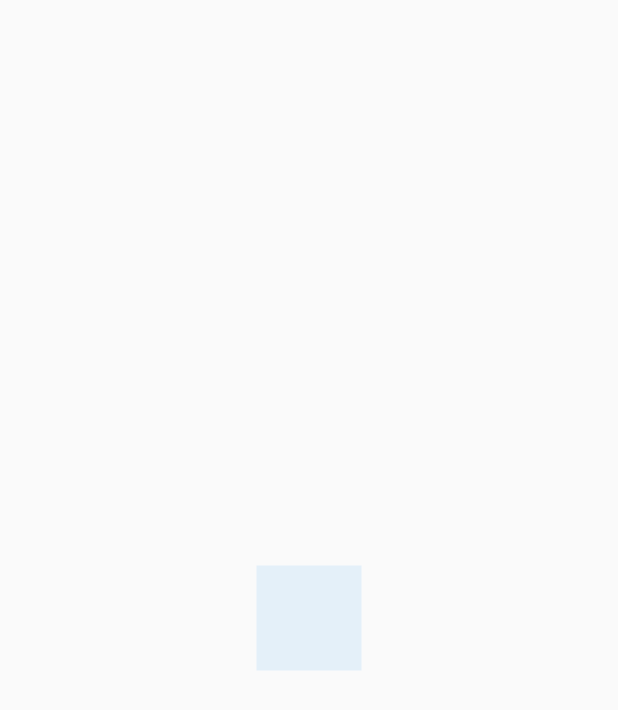
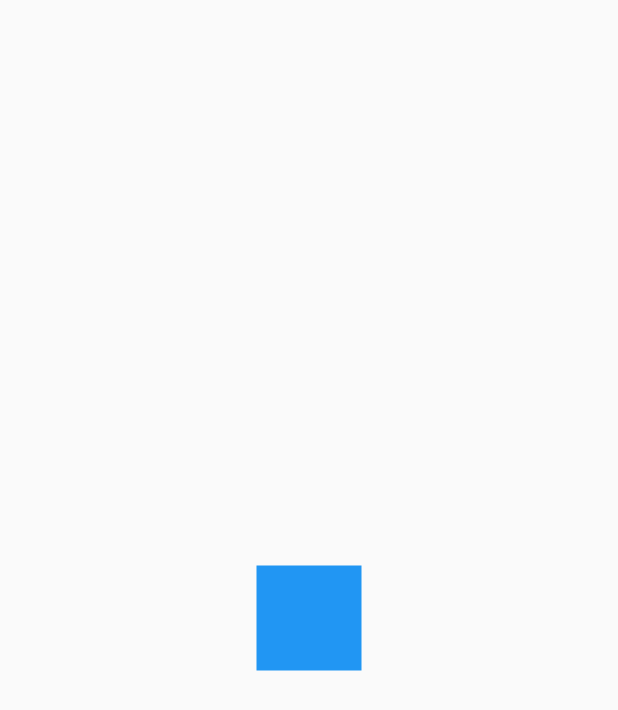
Before and after one commit to wallas83/ExamplesUI-sFlutterIntermediateAndAdvance, a Flutter app: the screen it shows after launch, on a phone screen of 412 x 824 dp. Shown: the top 710 px of the screen. Run offline on Flutter 3.47's test engine with Material 2 defaults, Android fonts, the phone set to English and light mode, and no system bars.

Commit message:
adding challenges

```diff
--- a/custom_painter/lib/main.dart
+++ b/custom_painter/lib/main.dart
@@ -1,4 +1,5 @@
 import 'package:custom_painter/src/pages/animaciones_page.dart';
+import 'package:custom_painter/src/retos/cuadrad_animado.dart';
 //import 'package:custom_painter/src/pages/header_page.dart';
 import 'package:flutter/material.dart';
 
@@ -12,7 +13,7 @@ class MyApp extends StatelessWidget {
     return MaterialApp(
       debugShowCheckedModeBanner: false,
       title: 'Disenho App',
-      home: AnimacionesPage(),
+      home: CuadradoAnimadoPage(),
     );
   }
 }
--- /dev/null
+++ b/custom_painter/lib/src/retos/cuadrad_animado.dart
@@ -0,0 +1,89 @@
+import 'package:flutter/material.dart';
+
+class CuadradoAnimadoPage extends StatelessWidget {
+  @override
+  Widget build(BuildContext context) {
+    return Scaffold(
+      body: Center(child: _CuadradoAnimado()),
+    );
+  }
+}
+
+class _CuadradoAnimado extends StatefulWidget {
+  @override
+  __CuadradoAnimadoState createState() => __CuadradoAnimadoState();
+}
+
+class __CuadradoAnimadoState extends State<_CuadradoAnimado>
+    with SingleTickerProviderStateMixin {
+  AnimationController controller;
+  // animaciones
+  Animation<double> moverDerecha;
+  Animation<double> moverArriba;
+  Animation<double> moverIzquierda;
+  Animation<double> moverAbajo;
+
+  @override
+  void initState() {
+    super.initState();
+    // inicializar todo
+
+    controller = AnimationController(
+        vsync: this, duration: Duration(milliseconds: 4500));
+
+    moverDerecha = Tween(begin: 0.0, end: 100.0).animate(CurvedAnimation(
+        parent: controller, curve: Interval(0, 0.25, curve: Curves.bounceOut)));
+
+    moverArriba = Tween(begin: 0.0, end: -100.0).animate(CurvedAnimation(
+        parent: controller,
+        curve: Interval(0.25, 0.5, curve: Curves.bounceOut)));
+
+    moverIzquierda = Tween(begin: 0.0, end: -100.0).animate(CurvedAnimation(
+        parent: controller,
+        curve: Interval(0.5, 0.75, curve: Curves.bounceOut)));
+
+    moverAbajo = Tween(begin: 0.0, end: 100.0).animate(CurvedAnimation(
+        parent: controller,
+        curve: Interval(0.75, 1.0, curve: Curves.bounceOut)));
+
+    controller.addListener(() {
+      if (controller.status == AnimationStatus.completed) {
+        controller.reset();
+      }
+    });
+  }
+
+  @override
+  void dispose() {
+    controller.dispose();
+    super.dispose();
+  }
+
+  @override
+  Widget build(BuildContext context) {
+    controller.forward();
+
+    return AnimatedBuilder(
+      animation: controller,
+      child: _Rectangulo(),
+      builder: (BuildContext context, Widget child) {
+        return Transform.translate(
+          offset: Offset(moverDerecha.value + moverIzquierda.value,
+              moverArriba.value + moverAbajo.value),
+          child: child,
+        );
+      },
+    );
+  }
+}
+
+class _Rectangulo extends StatelessWidget {
+  @override
+  Widget build(BuildContext context) {
+    return Container(
+      width: 70,
+      height: 70,
+      decoration: BoxDecoration(color: Colors.blue),
+    );
+  }
+}
```
Also changed, not shown: custom_painter/lib/src/pages/animaciones_page.dart (+26 -6 lines), custom_painter/lib/src/pages/circular_progres_page.dart (added).
